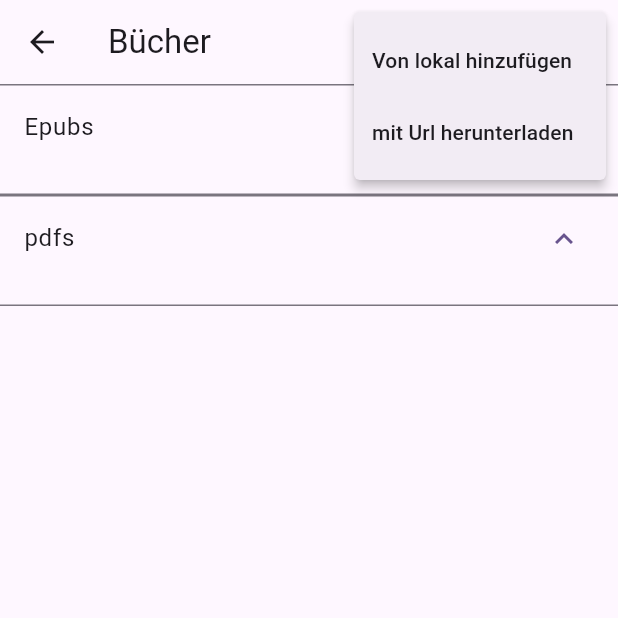
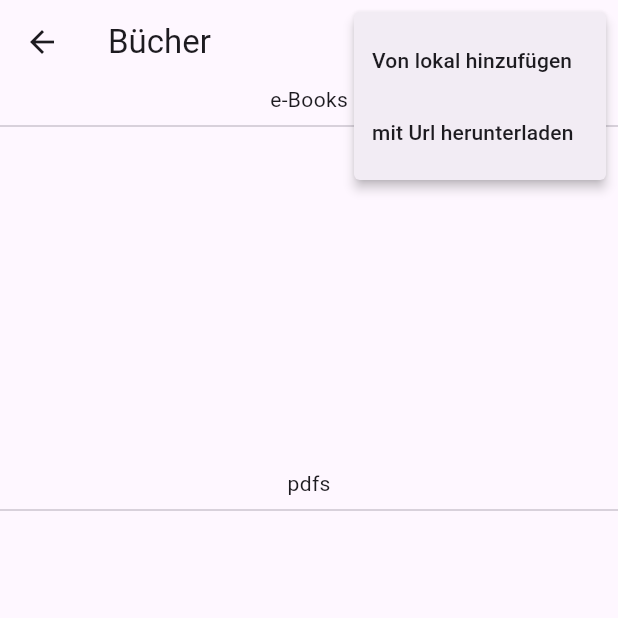
Before and after one commit to mrkaplan0/fazit, a Flutter app: the BooksMainpage screen opened directly, after a tap on the "add" icon, on a phone screen of 412 x 824 dp, the top half of it. Run offline on Flutter 3.47's test engine with Material 3 defaults, Android fonts, the phone set to English and light mode, and no system bars; our stand-ins replace file_picker, get, hive_flutter; missing offline and left inert: epub_decoder, flutter_epub_viewer; accounts and stored records are empty.

```diff
--- a/lib/books_main.dart
+++ b/lib/books_main.dart
@@ -1,12 +1,10 @@
 import 'dart:io';
 import 'package:fazit/epub_reader/epub_reader.dart';
 import 'package:fazit/models/file_model.dart';
-import 'package:fazit/widgets/menu_item.dart';
-import 'package:flutter/widgets.dart';
-import 'package:path/path.dart' as p;
 import 'package:file_picker/file_picker.dart';
 import 'package:flutter/material.dart';
 import 'package:path_provider/path_provider.dart';
+import 'dart:math' as math;
 
 enum MenuItemCase { fromLocal, fromUrl }
 
@@ -60,13 +58,6 @@ class _BooksMainpageState extends State<BooksMainpage> {
         appBar: AppBar(
           title: const Text("Bücher"),
           actions: [
-            TextButton(
-                onPressed: () => Navigator.push(
-                    context,
-                    MaterialPageRoute(
-                      builder: (context) => const EpubReader(title: "title"),
-                    )),
-                child: const Text("fds")),
             PopupMenuButton<MenuItemCase>(
                 onSelected: (MenuItemCase selectedItem) async {
                   if (selectedItem == MenuItemCase.fromLocal) {
@@ -87,13 +78,16 @@ class _BooksMainpageState extends State<BooksMainpage> {
                     ])
           ],
         ),
-        body: SingleChildScrollView(
-          child: Column(
+        body: Column(
           children: [
-              ExpansionWidget(title: "Epubs", filesList: epubFiles),
-              ExpansionWidget(title: "pdfs", filesList: pdfFiles),
+            myDivider("e-Books"),
+            ListWidget(title: "Epubs", filesList: epubFiles),
+            const SizedBox(
+              height: 20,
+            ),
+            myDivider("pdfs"),
+            ListWidget(title: "pdfs", filesList: pdfFiles),
           ],
-          ),
         ));
   }
 
@@ -116,55 +110,62 @@ class _BooksMainpageState extends State<BooksMainpage> {
   }
 }
 
-class ExpansionWidget extends StatelessWidget {
+Widget myDivider(String title) {
+  return Column(
+    children: [
+      Text(title),
+      const Divider(),
+    ],
+  );
+}
+
+class ListWidget extends StatelessWidget {
   final String title;
   final List<MyFile> filesList;
 
-  const ExpansionWidget(
-      {super.key, required this.title, required this.filesList});
+  const ListWidget({super.key, required this.title, required this.filesList});
 
   @override
   Widget build(BuildContext context) {
-    return ExpansionTile(
-      childrenPadding: EdgeInsets.all(8),
-      initiallyExpanded: true,
-      title: Text(title),
+    return SizedBox(
+      height: 200,
+      child: ListView.builder(
+        shrinkWrap: true,
+        scrollDirection: Axis.horizontal,
+        itemCount: filesList.length,
+        itemBuilder: (context, index) {
+          return InkWell(
+            onTap: () => Navigator.push(
+                context,
+                MaterialPageRoute(
+                  builder: (context) => EpubReader(myFile: filesList[index]),
+                )),
+            child: Column(
               children: [
-        Wrap(
-          children: [
-            for (var file in filesList) ...[
-              Container(
-                margin: EdgeInsets.all(4.0),
-                decoration: BoxDecoration(
-                    color: Colors.amber,
-                    borderRadius: BorderRadius.circular(10)),
-                width: 100,
-                height: 150,
-                child: Text(
-                  file.fileName!,
-                  overflow: TextOverflow.clip,
+                Icon(
+                  Icons.book_rounded,
+                  size: 160,
+                  color: Color((math.Random().nextDouble() * 0xFFFFFF).toInt())
+                      .withOpacity(0.7),
                 ),
-              )
-            ]
+                Text(
+                  shortenText(filesList[index].fileName!, 20),
+                  overflow: TextOverflow.ellipsis,
+                  maxLines: 2,
+                ),
               ],
-        )
-
-        /*  ListView.builder(
-          shrinkWrap: true,
-          itemCount: filesList.length,
-          itemBuilder: (context, i) {
-            return Container(
-              color: Colors.amber,
-              width: 50,
-              height: 100,
-              child: Text(
-                filesList[i].fileName!,
-                overflow: TextOverflow.clip,
             ),
           );
         },
-        ) */
-      ],
+      ),
     );
   }
+
+  String shortenText(String text, int maxLength) {
+    if (text.length > maxLength) {
+      return text.substring(0, maxLength) + '...';
+    } else {
+      return text;
     }
+  }
+}
```
Also changed, not shown: lib/epub_reader/epub_reader.dart (+4 -3 lines). Lines whose indentation alone changed are shown as unchanged.
